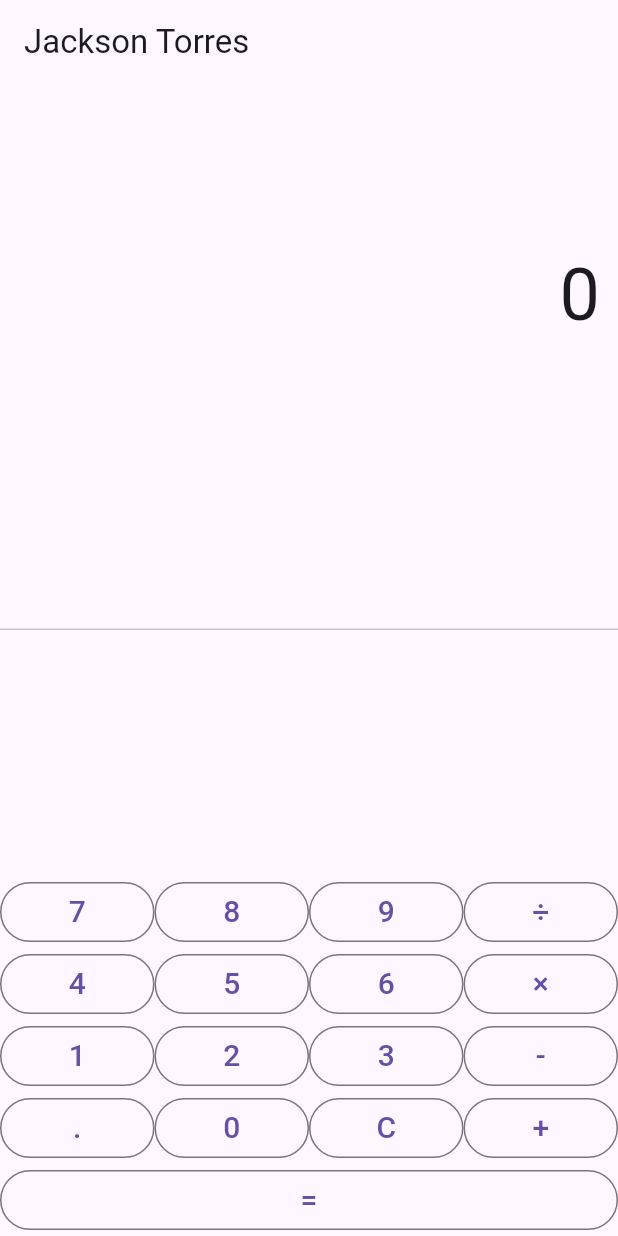
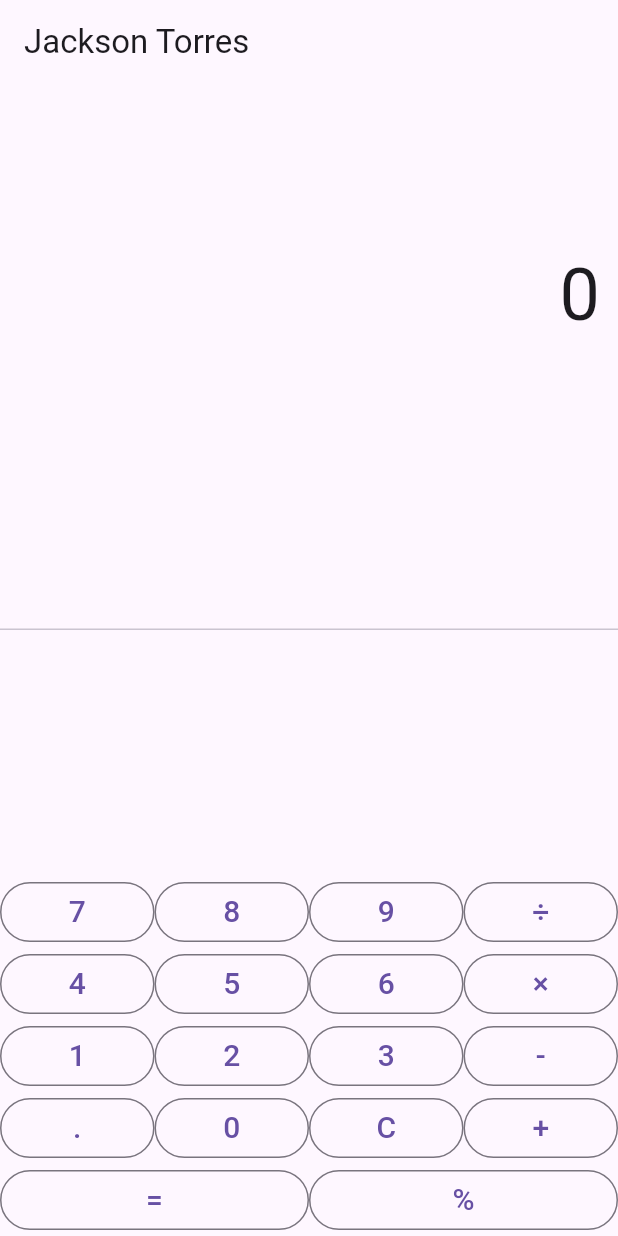
Before and after one commit to Pieguy1236/flutter-calculator, a Flutter app: the screen it shows after launch, on a phone screen of 412 x 824 dp. Run offline on Flutter 3.47's test engine with Material 3 defaults, Android fonts, the phone set to English and light mode, and no system bars; missing offline and left inert: expressions.

Commit message:
Added modulo button to the calculator app

```diff
--- a/lib/main.dart
+++ b/lib/main.dart
@@ -128,6 +128,7 @@ class _CalculatorState extends State<Calculator> {
               Row(
                 children: [
                   buildButton("="),
+                  buildButton("%"),
                 ],
               ),
             ],
```
Also changed, not shown: 3 other files.
